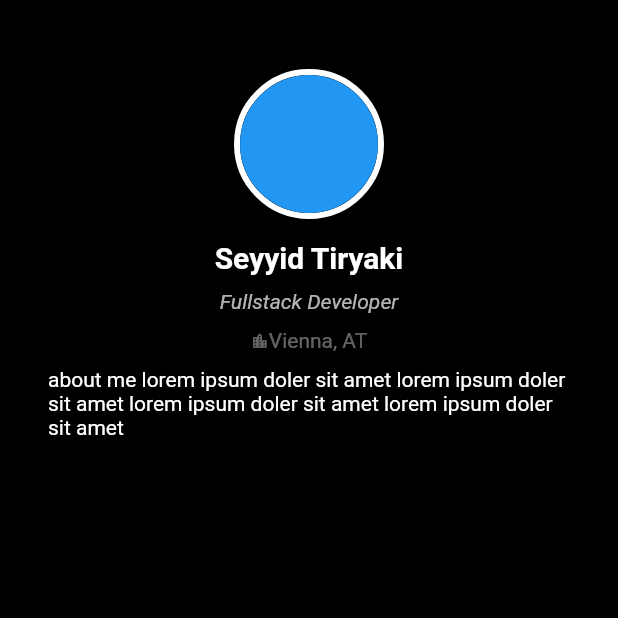
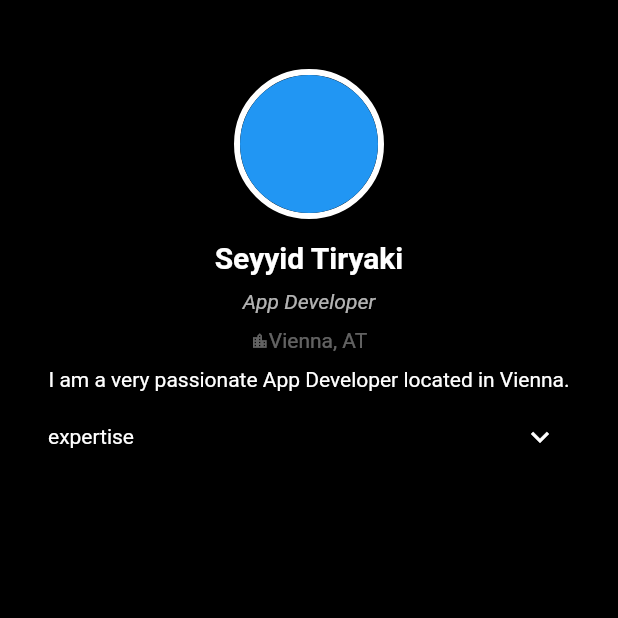
Before and after one commit to seyyidt/flutter-portfolio-app, a Flutter app: the screen it shows after launch, on a phone screen of 412 x 824 dp, the top half of it. Run offline on Flutter 3.47's test engine with Material 2 defaults, Android fonts, the phone set to English and light mode, and no system bars; drawn by our look-alikes of expandable.

Commit message:
added expandable widget

```diff
--- a/portfolio_app/lib/view/main_page.dart
+++ b/portfolio_app/lib/view/main_page.dart
@@ -1,4 +1,5 @@
 import 'package:flutter/material.dart';
+import 'package:portfolio_app/view/skills.dart';
 import 'package:portfolio_app/view/user_top_widget.dart';
 
 class MainPage extends StatefulWidget {
@@ -24,7 +25,12 @@ class _MainPageState extends State<MainPage> {
                 child: UserTopWidget(),
               ),
               Text(
-                'about me lorem ipsum doler sit amet lorem ipsum doler sit amet lorem ipsum doler sit amet lorem ipsum doler sit amet',
+                'I am a very passionate App Developer located in Vienna.',
+                textAlign: TextAlign.center,
+              ),
+              Padding(
+                padding: const EdgeInsets.only(top: 10, bottom: 10),
+                child: SkillsWidget(),
               ),
             ],
           ),
--- a/portfolio_app/lib/view/skills.dart
+++ b/portfolio_app/lib/view/skills.dart
@@ -1,3 +1,4 @@
+import 'package:expandable/expandable.dart';
 import 'package:flutter/material.dart';
 
 class SkillsWidget extends StatefulWidget {
@@ -10,6 +11,22 @@ class SkillsWidget extends StatefulWidget {
 class _SkillsWidgetState extends State<SkillsWidget> {
   @override
   Widget build(BuildContext context) {
-    return Container();
+    return ExpandablePanel(
+      theme: const ExpandableThemeData(
+        iconColor: Colors.white,
+        headerAlignment: ExpandablePanelHeaderAlignment.center,
+      ),
+      header: Text("expertise"),
+      collapsed: Text(
+        "",
+        softWrap: true,
+        maxLines: 2,
+        overflow: TextOverflow.ellipsis,
+      ),
+      expanded: Text(
+        "Flutter, Java, Python, PHP, Android, Swift, HTML/CSS/JS, Angular, PostgreSQL, MySQL, test automation, CI/CD Pipelines, Firebase",
+        softWrap: true,
+      ),
+    );
   }
 }
--- a/portfolio_app/lib/view/user_top_widget.dart
+++ b/portfolio_app/lib/view/user_top_widget.dart
@@ -39,7 +39,7 @@ class _UserTopWidgetState extends State<UserTopWidget> {
           Padding(
             padding: const EdgeInsets.only(top: 10),
             child: Text(
-              "Fullstack Developer",
+              "App Developer",
               style:
                   TextStyle(fontStyle: FontStyle.italic, color: Colors.white70),
             ),
```
